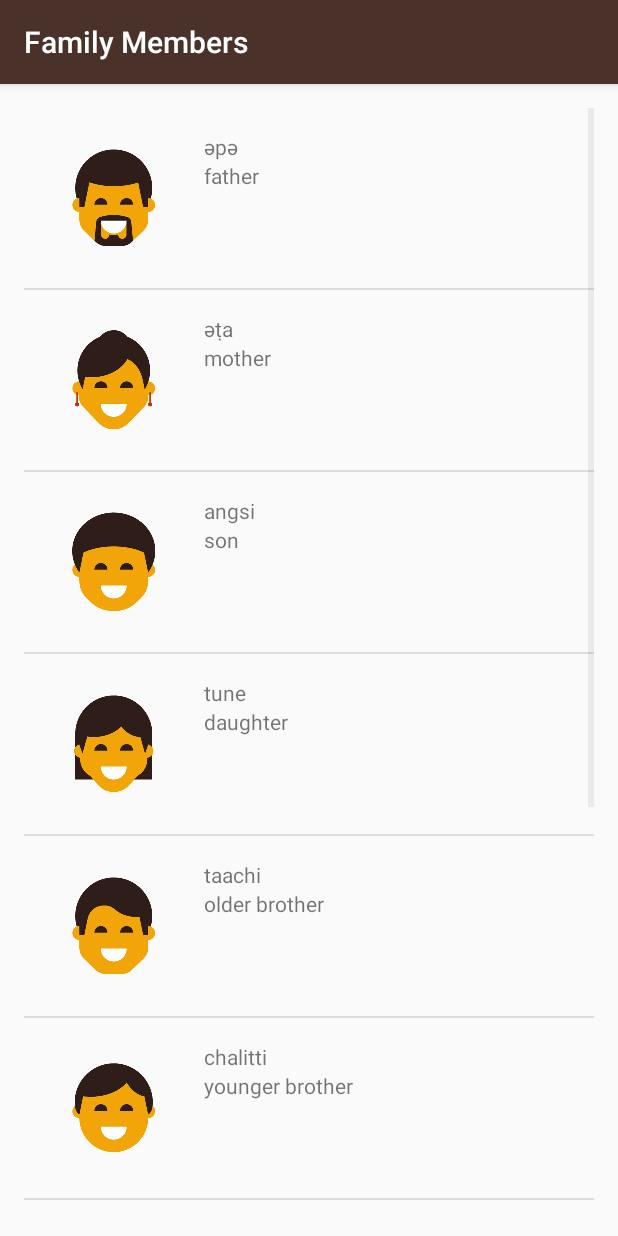
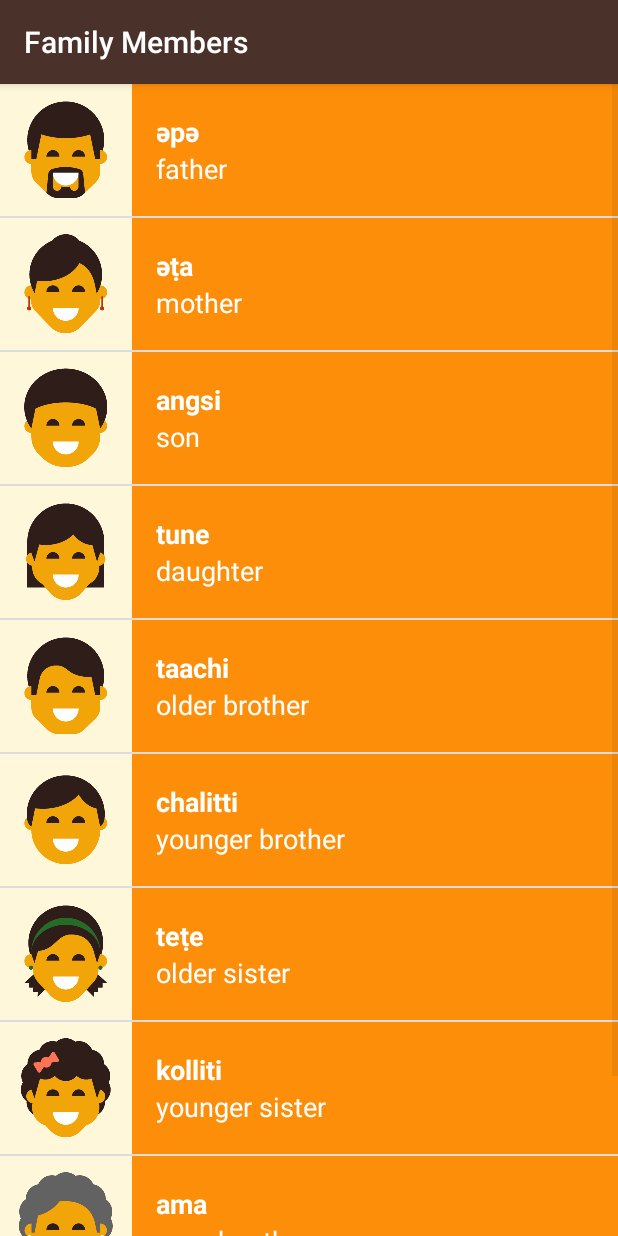
Before and after one commit to FernandoSini/Miwork, an Android app: the FamilyActivity screen opened directly, with no data from a screen before it, on a phone screen of 412 x 824 dp. Run offline under Robolectric (Android 15) with nearby library versions, the phone set to English and light mode, and no system bars.

Commit message:
with design

```diff
--- a/app/src/main/java/com/example/android/miwok/FamilyActivity.java
+++ b/app/src/main/java/com/example/android/miwok/FamilyActivity.java
@@ -14,6 +14,7 @@ public class FamilyActivity extends AppCompatActivity {
     protected void onCreate(Bundle savedInstanceState) {
         super.onCreate(savedInstanceState);
         setContentView(R.layout.word_list);
+
         // Create a list of words
         ArrayList<Word> words = new ArrayList<Word>();
         words.add(new Word("father", "әpә", R.drawable.family_father));
--- a/app/src/main/res/layout/activity_number.xml
+++ b/app/src/main/res/layout/activity_number.xml
@@ -26,8 +26,4 @@
     android:orientation="vertical"
     android:layout_width="match_parent"
     android:layout_height="match_parent"
-    android:paddingBottom="@dimen/activity_vertical_margin"
-    android:paddingLeft="@dimen/activity_horizontal_margin"
-    android:paddingRight="@dimen/activity_horizontal_margin"
-    android:paddingTop="@dimen/activity_vertical_margin"
     tools:context=".NumberActivity"/>
--- a/app/src/main/res/layout/list_item.xml
+++ b/app/src/main/res/layout/list_item.xml
@@ -3,15 +3,15 @@
     xmlns:tools="http://schemas.android.com/tools"
     android:id="@+id/linearLayout"
     android:layout_width="match_parent"
-    android:layout_height="match_parent"
+    android:layout_height="wrap_content"
     android:orientation="horizontal"
-    android:padding="16dp">
+    android:minHeight="@dimen/list_item_height"
+    android:background="@color/tan_background">
 
     <ImageView
         android:id="@+id/image"
-        android:layout_width="wrap_content"
-        android:layout_height="wrap_content"
-        android:src="@mipmap/ic_launcher"
+        android:layout_width="@dimen/list_item_height"
+        android:layout_height="@dimen/list_item_height"
         />
 
     <LinearLayout
@@ -19,17 +19,27 @@
         android:layout_width="match_parent"
         android:layout_height="match_parent"
         android:orientation="vertical"
-        android:paddingLeft="16dp" >
+        android:paddingLeft="16dp"
+        android:background="@color/category_numbers">
     <TextView
         android:id="@+id/miwok_text_view"
         android:layout_width="match_parent"
-        android:layout_height="wrap_content"
-        tools:text="lutti" />
+        android:layout_height="0dp"
+        android:layout_weight="1"
+        tools:text="lutti"
+        android:gravity="bottom"
+        android:textAppearance="@style/TextAppearance.AppCompat.Medium"
+        android:textColor="@android:color/white"
+        android:textStyle="bold"/>
 
     <TextView
         android:id="@+id/default_text_view"
         android:layout_width="match_parent"
-        android:layout_height="wrap_content"
+        android:layout_height="0dp"
+        android:layout_weight="1"
+        android:gravity="top"
+        android:textAppearance="@style/TextAppearance.AppCompat.Medium"
+        android:textColor="@android:color/white"
         tools:text="one" />
     </LinearLayout>
 </LinearLayout>
--- a/app/src/main/res/layout/word_list.xml
+++ b/app/src/main/res/layout/word_list.xml
@@ -4,8 +4,8 @@
     android:id="@+id/list"
     android:orientation="vertical"
     android:layout_width="match_parent"
-    android:layout_height="match_parent"
-    android:paddingBottom="@dimen/activity_vertical_margin"
+    android:layout_height="match_parent"/>
+    <!--android:paddingBottom="@dimen/activity_vertical_margin"
     android:paddingLeft="@dimen/activity_horizontal_margin"
     android:paddingRight="@dimen/activity_horizontal_margin"
-    android:paddingTop="@dimen/activity_vertical_margin" />
+    android:paddingTop="@dimen/activity_vertical_margin" -->
--- a/app/src/main/res/values/dimens.xml
+++ b/app/src/main/res/values/dimens.xml
@@ -16,6 +16,5 @@
     <!-- Height of each list item -->
     <dimen name="list_item_height">88dp</dimen>
     <!-- Default screen margins, per the Android Design guidelines. -->
-    <dimen name="activity_horizontal_margin">16dp</dimen>
-    <dimen name="activity_vertical_margin">16dp</dimen>
+
 </resources>
```
Also changed, not shown: app/src/main/res/values-w820dp/dimens.xml (deleted, +0 -20 lines).
